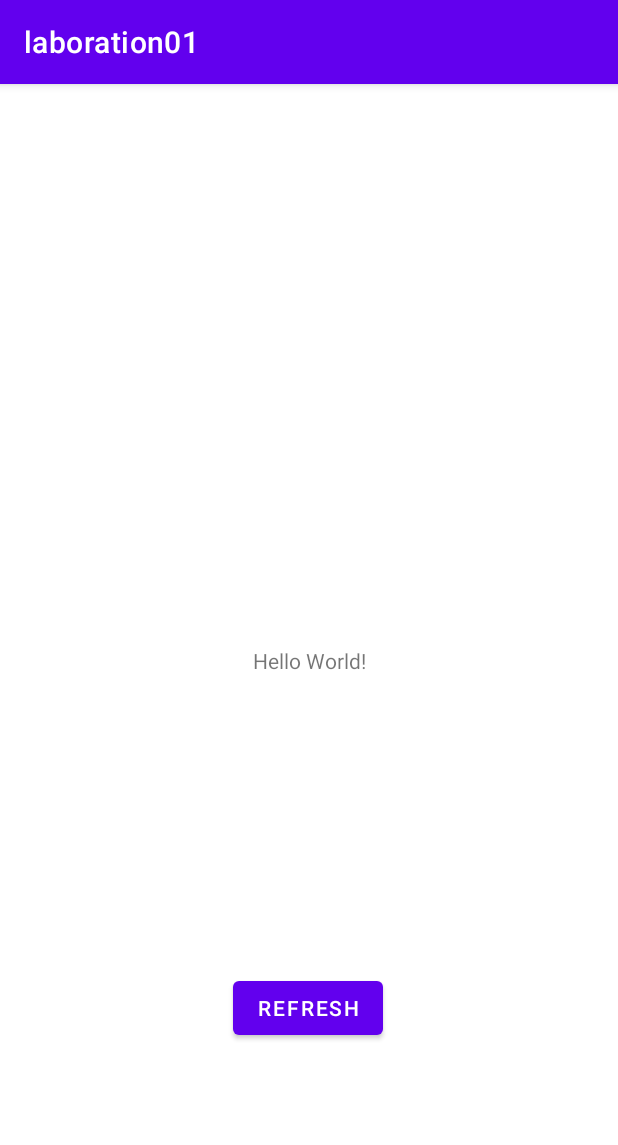
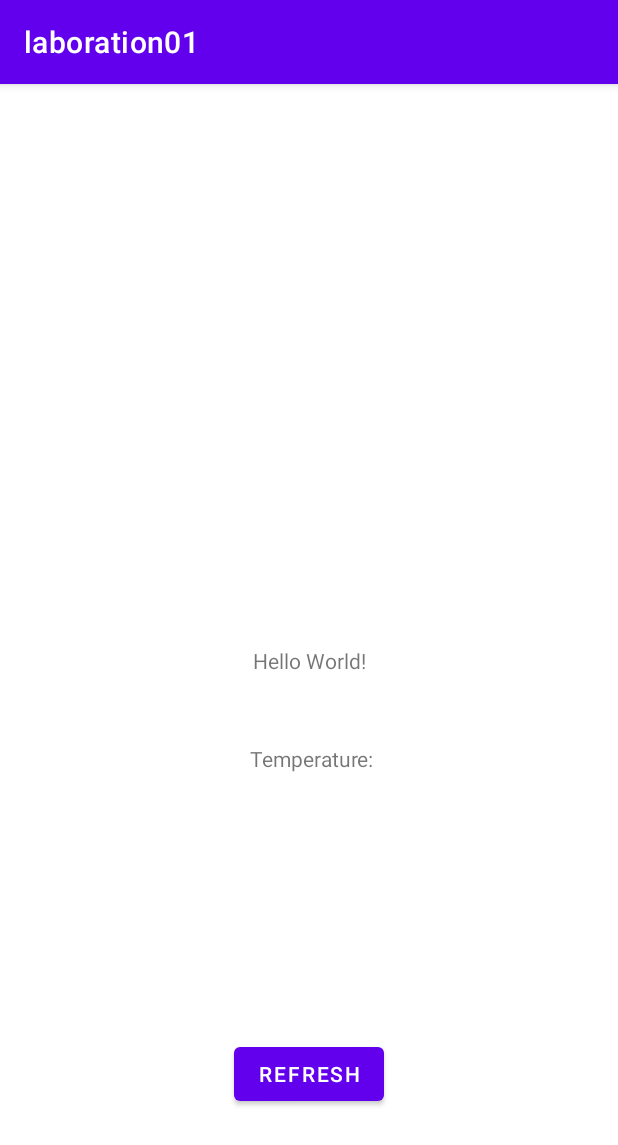
Before and after one commit to Nordin-S/dt170g, an Android app: the screen it shows after launch (MainActivity), on a phone screen of 412 x 824 dp. Shown: the top 1145 px of the screen. Run offline under Robolectric (Android 15) with nearby library versions, the phone set to English and light mode, and no system bars.

Commit message:
Fixed so button changes text, added a lable

```diff
--- a/app/src/main/java/se/miun/dt170g/laboration01/MainActivity.java
+++ b/app/src/main/java/se/miun/dt170g/laboration01/MainActivity.java
@@ -2,13 +2,22 @@ package se.miun.dt170g.laboration01;
 
 import androidx.appcompat.app.AppCompatActivity;
 
+import android.annotation.SuppressLint;
 import android.os.Bundle;
+import android.view.View;
+import android.widget.Button;
+import android.widget.TextView;
 
 public class MainActivity extends AppCompatActivity {
 
+    @SuppressLint("SetTextI18n")
     @Override
     protected void onCreate(Bundle savedInstanceState) {
         super.onCreate(savedInstanceState);
         setContentView(R.layout.activity_main);
+        TextView textView = findViewById(R.id.textView);
+        Button button = findViewById(R.id.refreshButton);
+        button.setOnClickListener(v -> textView.setText("text1"));
+
     }
 }
--- a/app/src/main/res/layout/activity_main.xml
+++ b/app/src/main/res/layout/activity_main.xml
@@ -17,14 +17,25 @@
         app:layout_constraintTop_toTopOf="parent" />
 
     <Button
-        android:id="@+id/button2"
+        android:id="@+id/refreshButton"
         android:layout_width="wrap_content"
         android:layout_height="wrap_content"
-        android:layout_marginTop="592dp"
+        android:layout_marginTop="636dp"
         android:text="@string/refresh"
         app:layout_constraintEnd_toEndOf="parent"
-        app:layout_constraintHorizontal_bias="0.498"
         app:layout_constraintStart_toStartOf="parent"
         app:layout_constraintTop_toTopOf="parent" />
 
+    <TextView
+        android:id="@+id/textView3"
+        android:layout_width="wrap_content"
+        android:layout_height="wrap_content"
+        android:layout_marginTop="440dp"
+        android:text="@string/temperature"
+        app:layout_constraintEnd_toEndOf="parent"
+        app:layout_constraintHorizontal_bias="0.507"
+        app:layout_constraintStart_toStartOf="parent"
+        app:layout_constraintTop_toTopOf="parent"
+        tools:ignore="MissingConstraints" />
+
 </androidx.constraintlayout.widget.ConstraintLayout>
--- a/app/src/main/res/values/strings.xml
+++ b/app/src/main/res/values/strings.xml
@@ -1,4 +1,8 @@
 <resources>
     <string name="app_name">laboration01</string>
     <string name="refresh">Refresh</string>
+    <string name="temperature">Temperature: </string>
+    <string name="windspeed">WindSpeed: </string>
+    <string name="cloudiness">Cloudiness: </string>
+    <string name="textview">TextView</string>
 </resources>
```
